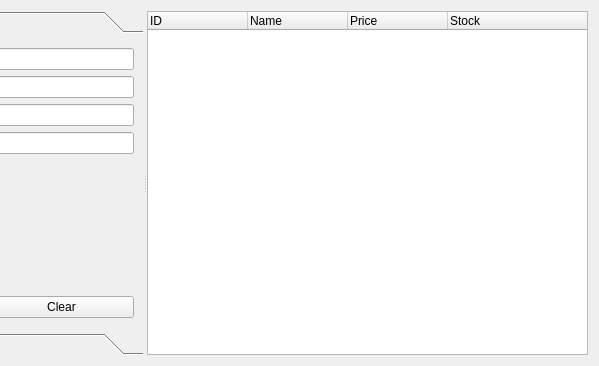
This is productmanagerform.ui in juyeon6454/Customer-management_Qt as Qt 5 draws it before an edit; both pictures show x 334 to 933 and y 0 to 366 of the 933 by 366 pixel window. The edited form follows.
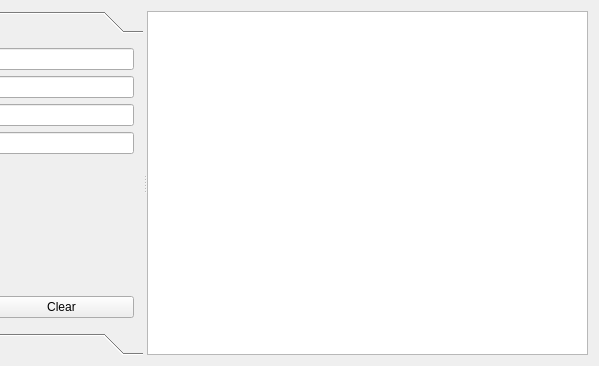
This is the edited form.

Diff of the .ui file:
```diff
--- a/productmanagerform.ui
+++ b/productmanagerform.ui
@@ -221,27 +221,10 @@
        </layout>
       </widget>
      </widget>
-     <widget class="QTreeWidget" name="treeWidget">
-      <column>
-       <property name="text">
-        <string>ID</string>
-       </property>
-      </column>
-      <column>
-       <property name="text">
-        <string>Name</string>
-       </property>
-      </column>
-      <column>
-       <property name="text">
-        <string>Price</string>
-       </property>
-      </column>
-      <column>
-       <property name="text">
-        <string>Stock</string>
-       </property>
-      </column>
+     <widget class="QTreeView" name="treeView">
+      <property name="alternatingRowColors">
+       <bool>true</bool>
+      </property>
      </widget>
     </widget>
    </item>
```
